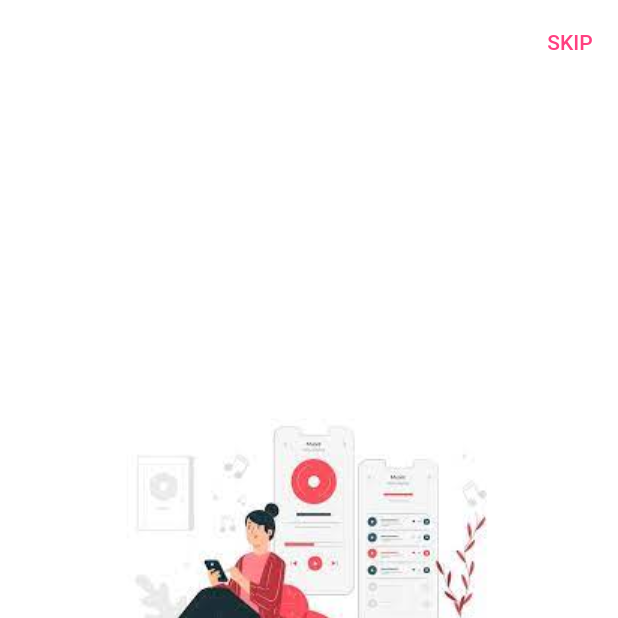
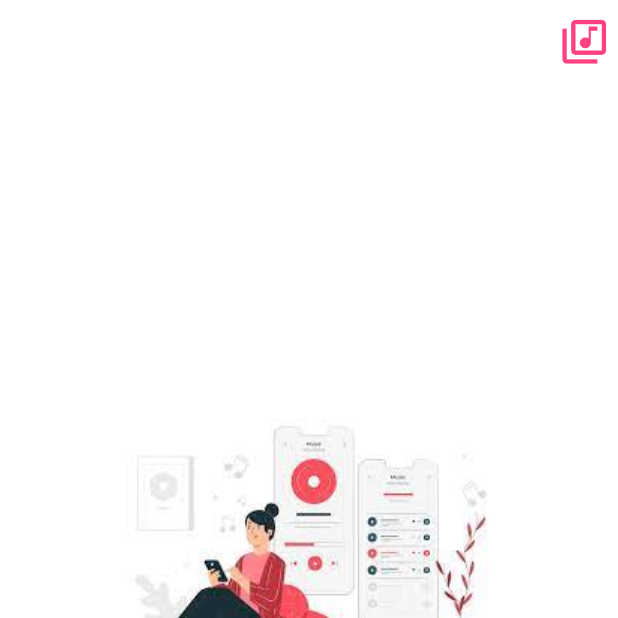
Before and after one commit to mahmoudnader150/music_app, a Flutter app: the screen it shows after launch, on a phone screen of 412 x 824 dp, the top half of it. Run offline on Flutter 3.47's test engine with Material 2 defaults, Android fonts, the phone set to English and light mode, and no system bars; drawn by our look-alikes of smooth_page_indicator; our stand-ins replace bloc, flutter_bloc.

Commit message:
adjust on boarding and app bar

```diff
--- a/lib/main.dart
+++ b/lib/main.dart
@@ -1,4 +1,5 @@
 import 'package:flutter/material.dart';
+import 'package:flutter/services.dart';
 import 'package:flutter_bloc/flutter_bloc.dart';
 import 'package:music_app/constants.dart';
 import 'package:music_app/modules/home_screen/cubit/cubit.dart';
@@ -16,6 +17,7 @@ class MyApp extends StatelessWidget {
 
   @override
   Widget build(BuildContext context) {
+    SystemChrome.setSystemUIOverlayStyle(SystemUiOverlayStyle(statusBarColor: Colors.transparent));
     return MultiBlocProvider(
         providers: [
           BlocProvider(
--- a/lib/modules/home_screen/cubit/cubit.dart
+++ b/lib/modules/home_screen/cubit/cubit.dart
@@ -15,6 +15,11 @@ class HomeCubit extends Cubit<HomeStates> {
       MainScreen(),
     FavouritesScreen(),
     SettingsScreen()
+  ];
+  List<String> titles=[
+    "Sama3a",
+    "Favourites",
+    "Settings"
   ];
   int currentIndex = 0;
   void changeIndex(index){
--- a/lib/modules/home_screen/home_screen.dart
+++ b/lib/modules/home_screen/home_screen.dart
@@ -14,6 +14,10 @@ class HomeScreen extends StatelessWidget {
         builder: (context, state) {
          var  cubit = HomeCubit.get(context);
           return Scaffold(
+            appBar: AppBar(
+              backgroundColor: defaultColor,
+             title:  Center(child: Text(cubit.titles[cubit.currentIndex]))
+            ),
             body: cubit.screens[cubit.currentIndex],
             bottomNavigationBar: BottomNavigationBar(
               type: BottomNavigationBarType.fixed,
--- a/lib/modules/main_screen.dart
+++ b/lib/modules/main_screen.dart
@@ -16,7 +16,6 @@ class MainScreen extends StatelessWidget {
         builder:(context,state) {
         return Scaffold(
           body: Text("fasdf"),
-
         );
       }
     );
--- a/lib/modules/onboarding_screen.dart
+++ b/lib/modules/onboarding_screen.dart
@@ -43,11 +43,19 @@ class _OnBoardingScreenState extends State<OnBoardingScreen> {
         backgroundColor: Colors.white,
         elevation: 0.0,
         actions: [
-          defaultTextButton(
-              function:(){
-                navigateAndFinish(context, HomeScreen());
-              },
-              text: 'skip',
+          // defaultTextButton(
+          //     function:(){
+          //       navigateAndFinish(context, HomeScreen());
+          //     },
+          //     text: 'skip',
+          // )
+          IconButton(
+            onPressed: (){
+            navigateAndFinish(context, HomeScreen());
+          },
+            icon: Icon(Icons.library_music_outlined,size: 35.0,),
+            color: defaultColor,
+
           )
         ],
       ),
```
